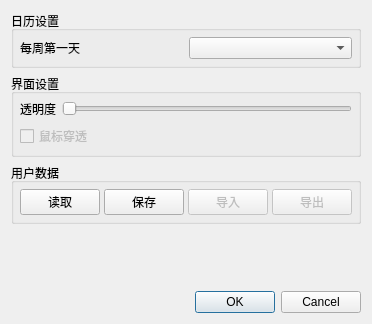
Above: GUI/Dialog/settingdialog.ui from wangrunji0408/QtCalendar before the change. Below: the same form after it.
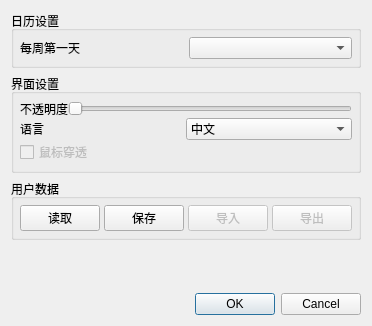
That is the form after the change.

Commit message: 国际化（动态语言加载）

The edit to the form file:
```diff
--- a/GUI/Dialog/settingdialog.ui
+++ b/GUI/Dialog/settingdialog.ui
@@ -7,7 +7,7 @@
     <x>0</x>
     <y>0</y>
     <width>278</width>
-    <height>324</height>
+    <height>326</height>
    </rect>
   </property>
   <property name="windowTitle">
@@ -55,6 +55,9 @@
       <string>界面设置</string>
      </property>
      <layout class="QVBoxLayout" name="verticalLayout">
+      <property name="spacing">
+       <number>0</number>
+      </property>
       <property name="leftMargin">
        <number>6</number>
       </property>
@@ -72,7 +75,7 @@
         <item>
          <widget class="QLabel" name="label_2">
           <property name="text">
-           <string>透明度</string>
+           <string>不透明度</string>
           </property>
          </widget>
         </item>
@@ -88,6 +91,31 @@
         </item>
        </layout>
       </item>
+      <item>
+       <layout class="QHBoxLayout" name="horizontalLayout_4">
+        <item>
+         <widget class="QLabel" name="label_3">
+          <property name="text">
+           <string>语言</string>
+          </property>
+         </widget>
+        </item>
+        <item>
+         <widget class="QComboBox" name="language">
+          <item>
+           <property name="text">
+            <string>中文</string>
+           </property>
+          </item>
+          <item>
+           <property name="text">
+            <string>English</string>
+           </property>
+          </item>
+         </widget>
+        </item>
+       </layout>
+      </item>
       <item>
        <widget class="QCheckBox" name="mouseCross">
         <property name="enabled">
```
Left out of the diff: 2 changed lines with no effect on the pictures. The commit also changes 12 other files.
